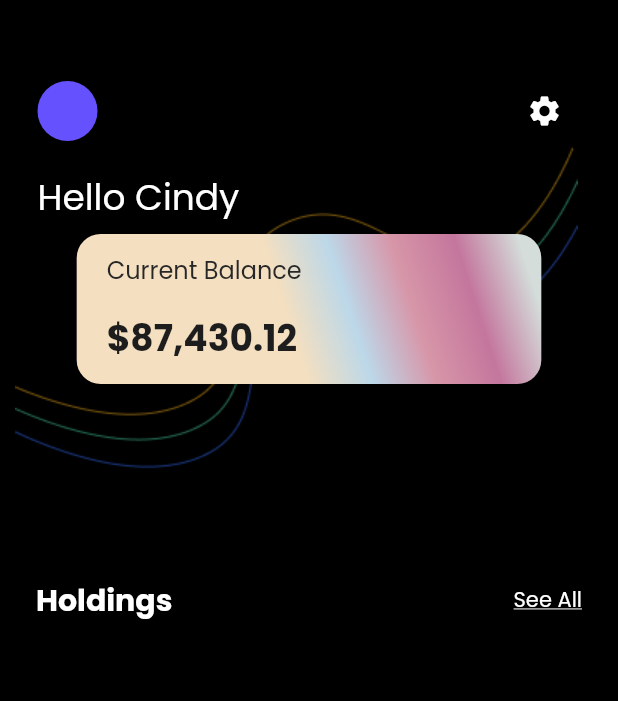
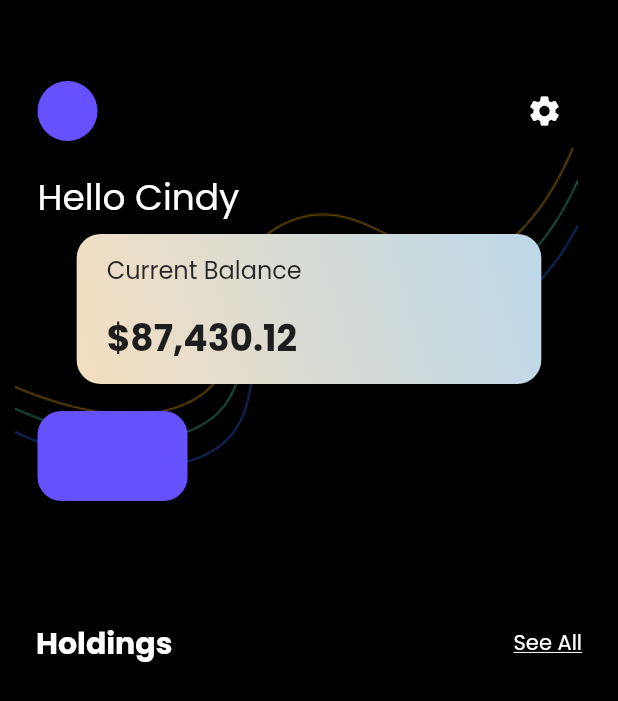
Before and after one commit to Cindy-dev/crypto_app, a Flutter app: the HomeScreen screen opened directly, on a phone screen of 412 x 824 dp. Shown: the top 701 px of the screen. Run offline on Flutter 3.47's test engine with Material 2 defaults, Android fonts, the phone set to English and light mode, and no system bars; our stand-ins replace flutter_riverpod, freezed_annotation.

Commit message:
code refactoring

```diff
--- a/lib/presentation/widgets/stacked.dart
+++ b/lib/presentation/widgets/stacked.dart
@@ -44,14 +44,11 @@ class Stacked extends StatelessWidget {
             padding: const EdgeInsets.only(left: 20),
             decoration: BoxDecoration(
               gradient: const LinearGradient(
-                  end: Alignment.centerRight,
-                  begin: Alignment.bottomCenter,
+                  begin: Alignment.bottomLeft,
+                  end: Alignment.topRight,
                   colors: [
                     gColor1,
                     gColor2,
-                    gColor3,
-                    gColor4,
-                    gColor5,
                   ]),
               borderRadius: BorderRadius.circular(16),
             ),
@@ -79,6 +76,17 @@ class Stacked extends StatelessWidget {
                 )
               ],
             ),
+          ),
+          Row(
+            children: [
+              Container(
+                margin: const EdgeInsets.only(top: 18, bottom: 40),
+                height: 60,
+                width: 100,
+                decoration: BoxDecoration(
+                    color: pColor, borderRadius: BorderRadius.circular(16)),
+              )
+            ],
           )
         ],
       ),
```
